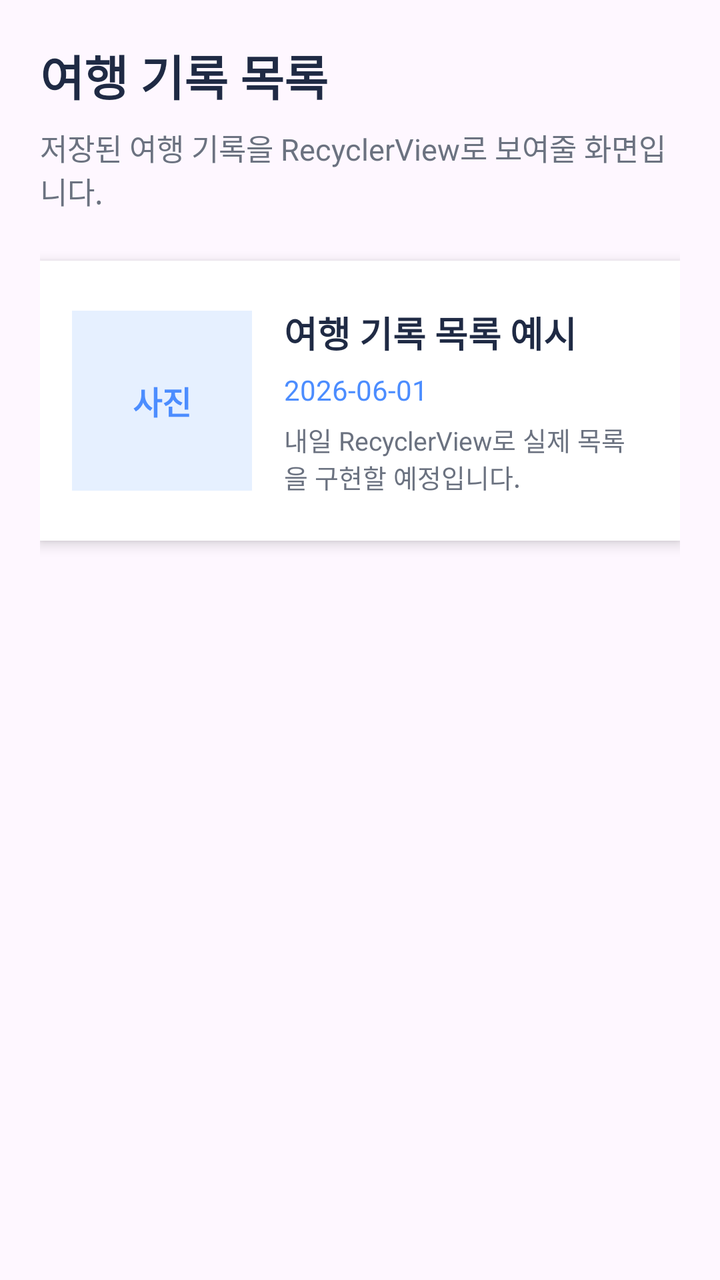
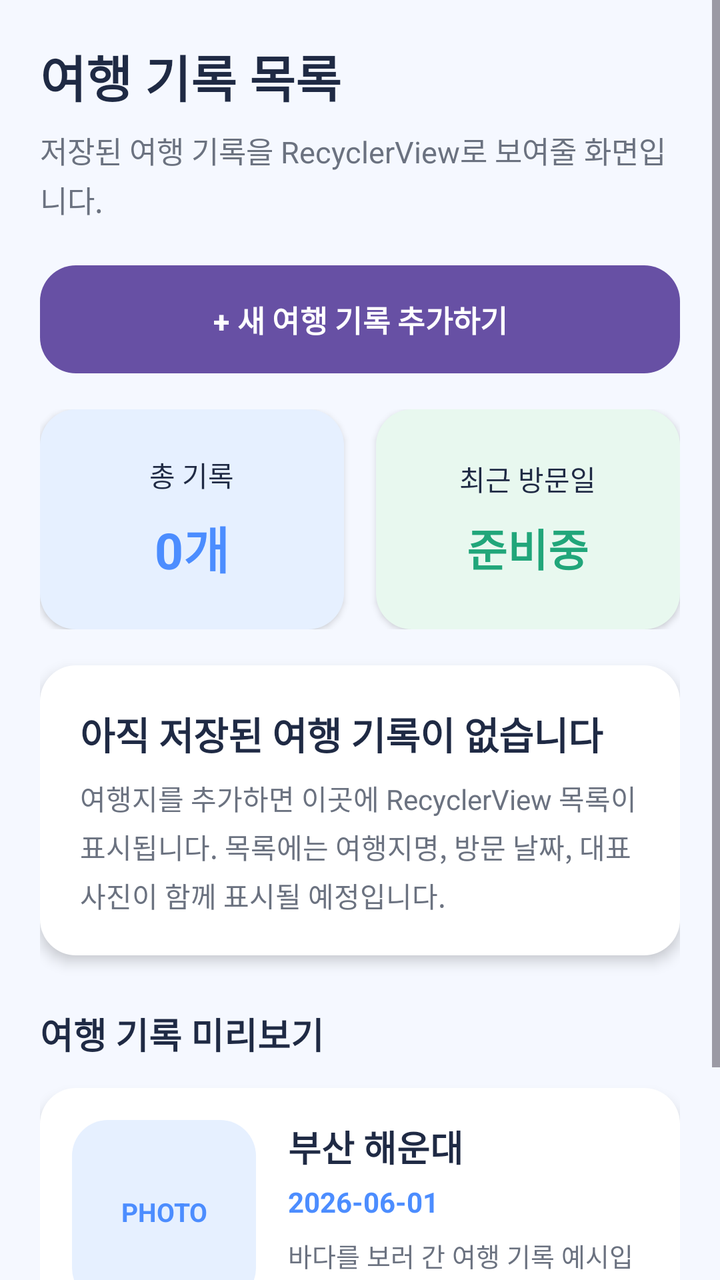

Two renders of the same Android screen: before a commit and after it. Below are the layout's source before the change and the commit's diff.
<!-- AndroidManifest.xml: application theme Theme.TravelRecordApp -->
<!-- res/layout/fragment_travel_list.xml -->
<?xml version="1.0" encoding="utf-8"?>
<LinearLayout xmlns:android="http://schemas.android.com/apk/res/android"
    android:layout_width="match_parent"
    android:layout_height="match_parent"
    android:orientation="vertical"
    android:padding="20dp">

    <TextView
        android:layout_width="match_parent"
        android:layout_height="wrap_content"
        android:text="@string/list_title"
        android:textColor="@color/travel_dark"
        android:textSize="24sp"
        android:textStyle="bold" />

    <TextView
        android:layout_width="match_parent"
        android:layout_height="wrap_content"
        android:layout_marginTop="8dp"
        android:text="@string/list_desc"
        android:textColor="@color/travel_gray"
        android:textSize="15sp" />

    <LinearLayout
        android:layout_width="match_parent"
        android:layout_height="140dp"
        android:layout_marginTop="24dp"
        android:background="@color/white"
        android:elevation="4dp"
        android:gravity="center_vertical"
        android:orientation="horizontal"
        android:padding="16dp">

        <TextView
            android:layout_width="90dp"
            android:layout_height="90dp"
            android:background="@color/card_blue"
            android:gravity="center"
            android:text="사진"
            android:textColor="@color/travel_blue"
            android:textSize="16sp"
            android:textStyle="bold" />

        <LinearLayout
            android:layout_width="0dp"
            android:layout_height="match_parent"
            android:layout_marginStart="16dp"
            android:layout_weight="1"
            android:gravity="center_vertical"
            android:orientation="vertical">

            <TextView
                android:layout_width="match_parent"
                android:layout_height="wrap_content"
                android:text="여행 기록 목록 예시"
                android:textColor="@color/travel_dark"
                android:textSize="18sp"
                android:textStyle="bold" />

            <TextView
                android:layout_width="match_parent"
                android:layout_height="wrap_content"
                android:layout_marginTop="6dp"
                android:text="2026-06-01"
                android:textColor="@color/travel_blue"
                android:textSize="14sp" />

            <TextView
                android:layout_width="match_parent"
                android:layout_height="wrap_content"
                android:layout_marginTop="6dp"
                android:text="내일 RecyclerView로 실제 목록을 구현할 예정입니다."
                android:textColor="@color/travel_gray"
                android:textSize="13sp" />

        </LinearLayout>

    </LinearLayout>

</LinearLayout>
<!-- resources referenced by this layout -->
<resources>
  <color name="card_blue">#E6F0FF</color>
  <color name="travel_blue">#4C8DFF</color>
  <color name="travel_dark">#1F2A44</color>
  <color name="travel_gray">#6B7280</color>
  <color name="white">#FFFFFFFF</color>
  <string name="list_desc">저장된 여행 기록을 RecyclerView로 보여줄 화면입니다.</string>
  <string name="list_title">여행 기록 목록</string>
  <style name="Theme.TravelRecordApp" parent="Base.Theme.TravelRecordApp" />
  <style name="Base.Theme.TravelRecordApp" parent="Theme.Material3.DayNight.NoActionBar">
          
          
      </style>
</resources>

<!-- the commit's change to res/layout/fragment_travel_list.xml (unified diff, before → after) -->
@@ -1,80 +1,222 @@
 <?xml version="1.0" encoding="utf-8"?>
-<LinearLayout xmlns:android="http://schemas.android.com/apk/res/android"
+<ScrollView xmlns:android="http://schemas.android.com/apk/res/android"
     android:layout_width="match_parent"
     android:layout_height="match_parent"
-    android:orientation="vertical"
-    android:padding="20dp">
-
-    <TextView
+    android:background="@color/travel_bg"
+    android:fillViewport="true">
+
+    <LinearLayout
         android:layout_width="match_parent"
         android:layout_height="wrap_content"
-        android:text="@string/list_title"
-        android:textColor="@color/travel_dark"
-        android:textSize="24sp"
-        android:textStyle="bold" />
-
-    <TextView
-        android:layout_width="match_parent"
-        android:layout_height="wrap_content"
-        android:layout_marginTop="8dp"
-        android:text="@string/list_desc"
-        android:textColor="@color/travel_gray"
-        android:textSize="15sp" />
-
-    <LinearLayout
-        android:layout_width="match_parent"
-        android:layout_height="140dp"
-        android:layout_marginTop="24dp"
-        android:background="@color/white"
-        android:elevation="4dp"
-        android:gravity="center_vertical"
-        android:orientation="horizontal"
-        android:padding="16dp">
+        android:orientation="vertical"
+        android:padding="20dp">
 
         <TextView
-            android:layout_width="90dp"
-            android:layout_height="90dp"
-            android:background="@color/card_blue"
-            android:gravity="center"
-            android:text="사진"
-            android:textColor="@color/travel_blue"
-            android:textSize="16sp"
+            android:id="@+id/tvListTitle"
+            android:layout_width="match_parent"
+            android:layout_height="wrap_content"
+            android:text="@string/list_title"
+            android:textColor="@color/travel_dark"
+            android:textSize="25sp"
             android:textStyle="bold" />
 
+        <TextView
+            android:id="@+id/tvListDesc"
+            android:layout_width="match_parent"
+            android:layout_height="wrap_content"
+            android:layout_marginTop="8dp"
+            android:lineSpacingExtra="3dp"
+            android:text="@string/list_desc"
+            android:textColor="@color/travel_gray"
+            android:textSize="15sp" />
+
+        <Button
+            android:id="@+id/btnAddTravel"
+            android:layout_width="match_parent"
+            android:layout_height="54dp"
+            android:layout_marginTop="22dp"
+            android:background="@drawable/bg_primary_button"
+            android:text="+ 새 여행 기록 추가하기"
+            android:textAllCaps="false"
+            android:textColor="@color/white"
+            android:textSize="15sp"
+            android:textStyle="bold" />
+
         <LinearLayout
-            android:layout_width="0dp"
-            android:layout_height="match_parent"
-            android:layout_marginStart="16dp"
-            android:layout_weight="1"
-            android:gravity="center_vertical"
-            android:orientation="vertical">
+            android:id="@+id/listSummaryArea"
+            android:layout_width="match_parent"
+            android:layout_height="110dp"
+            android:layout_marginTop="18dp"
+            android:orientation="horizontal">
+
+            <LinearLayout
+                android:layout_width="0dp"
+                android:layout_height="match_parent"
+                android:layout_marginEnd="8dp"
+                android:layout_weight="1"
+                android:background="@drawable/bg_card_blue"
+                android:elevation="2dp"
+                android:gravity="center"
+                android:orientation="vertical"
+                android:padding="12dp">
+
+                <TextView
+                    android:layout_width="wrap_content"
+                    android:layout_height="wrap_content"
+                    android:text="총 기록"
+                    android:textColor="@color/travel_dark"
+                    android:textSize="14sp" />
+
+                <TextView
+                    android:id="@+id/tvListTotalCount"
+                    android:layout_width="wrap_content"
+                    android:layout_height="wrap_content"
+                    android:layout_marginTop="8dp"
+                    android:text="0개"
+                    android:textColor="@color/travel_blue"
+                    android:textSize="25sp"
+                    android:textStyle="bold" />
+
+            </LinearLayout>
+
+            <LinearLayout
+                android:layout_width="0dp"
+                android:layout_height="match_parent"
+                android:layout_marginStart="8dp"
+                android:layout_weight="1"
+                android:background="@drawable/bg_card_green"
+                android:elevation="2dp"
+                android:gravity="center"
+                android:orientation="vertical"
+                android:padding="12dp">
+
+                <TextView
+                    android:layout_width="wrap_content"
+                    android:layout_height="wrap_content"
+                    android:text="최근 방문일"
+                    android:textColor="@color/travel_dark"
+                    android:textSize="14sp" />
+
+                <TextView
+                    android:id="@+id/tvRecentDate"
+                    android:layout_width="wrap_content"
+                    android:layout_height="wrap_content"
+                    android:layout_marginTop="8dp"
+                    android:text="준비중"
+                    android:textColor="@color/travel_green"
+                    android:textSize="22sp"
+                    android:textStyle="bold" />
+
+            </LinearLayout>
+
+        </LinearLayout>
+
+        <LinearLayout
+            android:id="@+id/emptyListCard"
+            android:layout_width="match_parent"
+            android:layout_height="wrap_content"
+            android:layout_marginTop="18dp"
+            android:background="@drawable/bg_card_white"
+            android:elevation="4dp"
+            android:orientation="vertical"
+            android:padding="20dp">
 
             <TextView
                 android:layout_width="match_parent"
                 android:layout_height="wrap_content"
-                android:text="여행 기록 목록 예시"
+                android:text="아직 저장된 여행 기록이 없습니다"
                 android:textColor="@color/travel_dark"
-                android:textSize="18sp"
+                android:textSize="19sp"
                 android:textStyle="bold" />
 
             <TextView
                 android:layout_width="match_parent"
                 android:layout_height="wrap_content"
-                android:layout_marginTop="6dp"
-                android:text="2026-06-01"
+                android:layout_marginTop="8dp"
+                android:lineSpacingExtra="4dp"
+                android:text="여행지를 추가하면 이곳에 RecyclerView 목록이 표시됩니다. 목록에는 여행지명, 방문 날짜, 대표 사진이 함께 표시될 예정입니다."
+                android:textColor="@color/travel_gray"
+                android:textSize="14sp" />
+
+        </LinearLayout>
+
+        <TextView
+            android:id="@+id/tvSectionTitle"
+            android:layout_width="match_parent"
+            android:layout_height="wrap_content"
+            android:layout_marginTop="26dp"
+            android:text="여행 기록 미리보기"
+            android:textColor="@color/travel_dark"
+            android:textSize="18sp"
+            android:textStyle="bold" />
+
+        <LinearLayout
+            android:id="@+id/sampleTravelCard"
+            android:layout_width="match_parent"
+            android:layout_height="wrap_content"
+            android:layout_marginTop="14dp"
+            android:layout_marginBottom="24dp"
+            android:background="@drawable/bg_card_white"
+            android:elevation="4dp"
+            android:orientation="horizontal"
+            android:padding="16dp">
+
+            <TextView
+                android:layout_width="92dp"
+                android:layout_height="92dp"
+                android:background="@drawable/bg_card_blue"
+                android:gravity="center"
+                android:text="PHOTO"
                 android:textColor="@color/travel_blue"
-                android:textSize="14sp" />
-
-            <TextView
-                android:layout_width="match_parent"
+                android:textSize="13sp"
+                android:textStyle="bold" />
+
+            <LinearLayout
+                android:layout_width="0dp"
                 android:layout_height="wrap_content"
-                android:layout_marginTop="6dp"
-                android:text="내일 RecyclerView로 실제 목록을 구현할 예정입니다."
-                android:textColor="@color/travel_gray"
-                android:textSize="13sp" />
+                android:layout_marginStart="16dp"
+                android:layout_weight="1"
+                android:orientation="vertical">
+
+                <TextView
+                    android:layout_width="match_parent"
+                    android:layout_height="wrap_content"
+                    android:text="부산 해운대"
+                    android:textColor="@color/travel_dark"
+                    android:textSize="18sp"
+                    android:textStyle="bold" />
+
+                <TextView
+                    android:layout_width="match_parent"
+                    android:layout_height="wrap_content"
+                    android:layout_marginTop="5dp"
+                    android:text="2026-06-01"
+                    android:textColor="@color/travel_blue"
+                    android:textSize="14sp"
+                    android:textStyle="bold" />
+
+                <TextView
+                    android:layout_width="match_parent"
+                    android:layout_height="wrap_content"
+                    android:layout_marginTop="8dp"
+                    android:lineSpacingExtra="3dp"
+                    android:text="바다를 보러 간 여행 기록 예시입니다. 나중에 실제 데이터와 사진이 표시됩니다."
+                    android:textColor="@color/travel_gray"
+                    android:textSize="13sp" />
+
+                <TextView
+                    android:layout_width="match_parent"
+                    android:layout_height="wrap_content"
+                    android:layout_marginTop="8dp"
+                    android:text="상세 보기 준비중"
+                    android:textColor="@color/travel_orange"
+                    android:textSize="13sp"
+                    android:textStyle="bold" />
+
+            </LinearLayout>
 
         </LinearLayout>
 
     </LinearLayout>
 
-</LinearLayout>
+</ScrollView>
<!-- resource entries referenced after the edit -->
@@ -1,10 +1,38 @@
 <!-- resources referenced by this layout -->
 <resources>
+  <color name="travel_bg">#F5F8FF</color>
   <color name="card_blue">#E6F0FF</color>
+  <color name="card_green">#E8F8EF</color>
   <color name="travel_blue">#4C8DFF</color>
   <color name="travel_dark">#1F2A44</color>
   <color name="travel_gray">#6B7280</color>
+  <color name="travel_green">#21A67A</color>
+  <color name="travel_orange">#F59E0B</color>
   <color name="white">#FFFFFFFF</color>
+  <!-- drawable bg_card_blue (drawable) -->
+  <?xml version="1.0" encoding="utf-8"?>
+  <shape xmlns:android="http://schemas.android.com/apk/res/android">
+      <solid android:color="@color/card_blue" />
+      <corners android:radius="18dp" />
+  </shape>
+  <!-- drawable bg_card_green (drawable) -->
+  <?xml version="1.0" encoding="utf-8"?>
+  <shape xmlns:android="http://schemas.android.com/apk/res/android">
+      <solid android:color="@color/card_green" />
+      <corners android:radius="18dp" />
+  </shape>
+  <!-- drawable bg_card_white (drawable) -->
+  <?xml version="1.0" encoding="utf-8"?>
+  <shape xmlns:android="http://schemas.android.com/apk/res/android">
+      <solid android:color="@color/white" />
+      <corners android:radius="18dp" />
+  </shape>
+  <!-- drawable bg_primary_button (drawable) -->
+  <?xml version="1.0" encoding="utf-8"?>
+  <shape xmlns:android="http://schemas.android.com/apk/res/android">
+      <solid android:color="@color/travel_blue" />
+      <corners android:radius="18dp" />
+  </shape>
   <string name="list_desc">저장된 여행 기록을 RecyclerView로 보여줄 화면입니다.</string>
   <string name="list_title">여행 기록 목록</string>
   <style name="Theme.TravelRecordApp" parent="Base.Theme.TravelRecordApp" />
